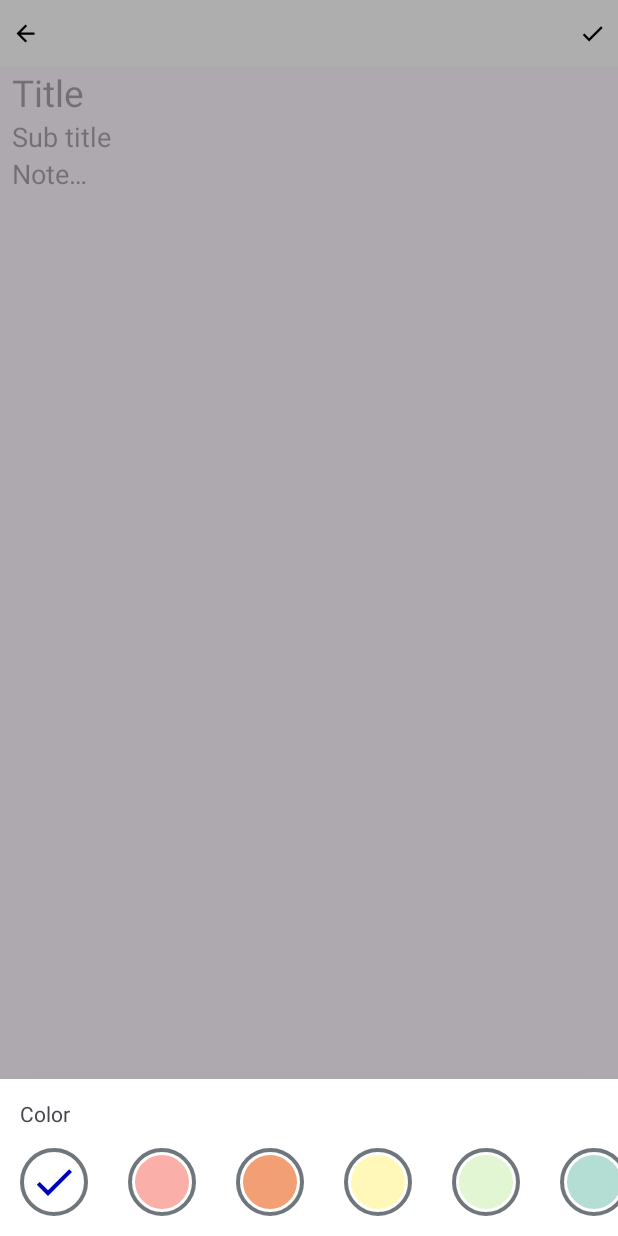
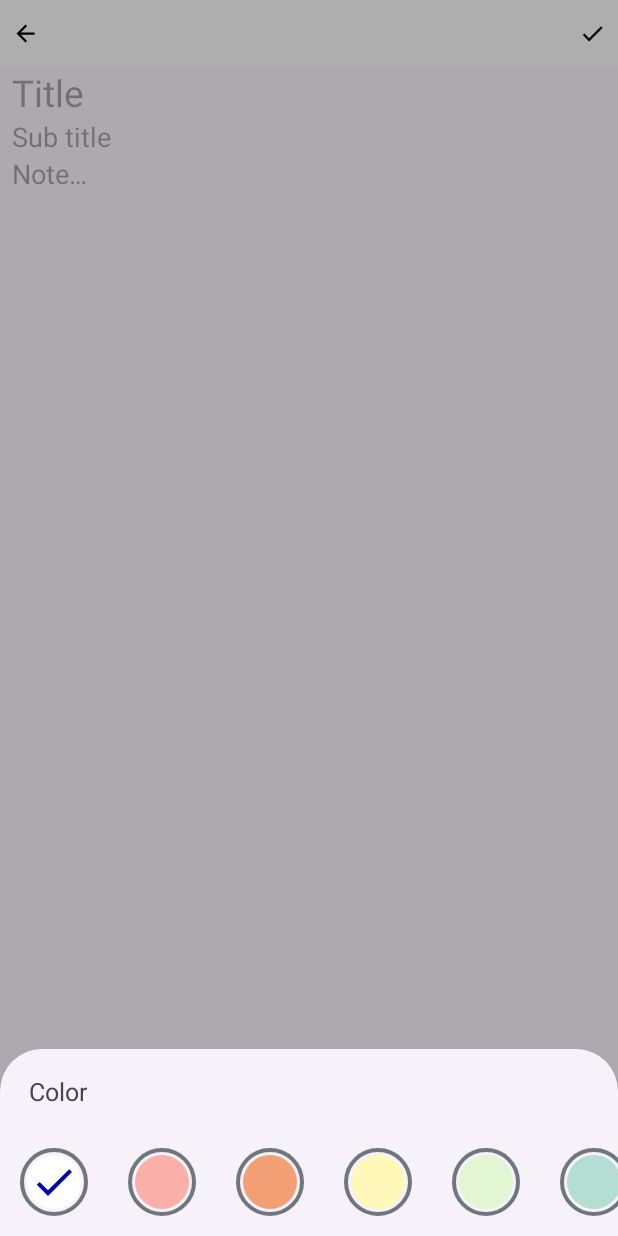
Before and after one commit to GroupXAndroid/SimpleNote, an Android app: the fragment ChoosingNoteColorFragment placed in its activity, on a phone screen of 412 x 824 dp. Run offline under Robolectric (Android 15) with nearby library versions, the phone set to English and light mode, and no system bars; our stand-ins replace sdp/ssp sizes.

Commit message:
Fix PrimaryColor Theme

```diff
--- a/app/src/main/res/layout/layout_color.xml
+++ b/app/src/main/res/layout/layout_color.xml
@@ -4,17 +4,18 @@
     android:id="@+id/layoutNoteChooseColorOption"
     android:layout_width="match_parent"
     android:layout_height="wrap_content"
-    android:background="@drawable/background_notedetail_headfooter"
     android:orientation="vertical"
     app:layout_behavior="@string/bottom_sheet_behavior">
 
     <TextView
-        android:layout_width="match_parent"
+        android:layout_width="wrap_content"
         android:layout_height="wrap_content"
         android:layout_gravity="start"
-        android:layout_marginStart="@dimen/_10sdp"
-        android:layout_marginTop="@dimen/_10sdp"
-        android:text="@string/color" />
+        android:layout_marginStart="@dimen/_15sdp"
+        android:layout_marginTop="@dimen/_13sdp"
+        android:layout_marginBottom="@dimen/_10sdp"
+        android:text="@string/color"
+        android:textSize="@dimen/_13ssp"/>
 
     <HorizontalScrollView
         android:id="@+id/layoutPickColor"
@@ -22,13 +23,11 @@
         android:layout_height="wrap_content"
         app:layout_behavior="@string/bottom_sheet_behavior"
         android:scrollbars="none">
-
         <LinearLayout
             android:layout_width="wrap_content"
             android:layout_height="wrap_content"
             android:orientation="horizontal"
             android:gravity="center_vertical">
-
             <FrameLayout
                 android:layout_width="wrap_content"
                 android:layout_height="wrap_content"
--- a/app/src/main/res/values/themes.xml
+++ b/app/src/main/res/values/themes.xml
@@ -9,8 +9,10 @@
         <item name="colorSecondary">@color/teal_200</item>
         <item name="colorSecondaryVariant">@color/teal_700</item>
         <item name="colorOnSecondary">@color/black</item>
+
         <!-- StatusPermission bar color. -->
-        <item name="android:statusBarColor">@color/white</item>
+        <item name="android:statusBarColor">@null</item>
         <!-- Customize your theme here. -->
     </style>
+
 </resources>
```
Also changed, not shown: app/src/main/java/com/groupx/simplenote/fragment/ShareNoteFragment.java (+12 -1 lines).
